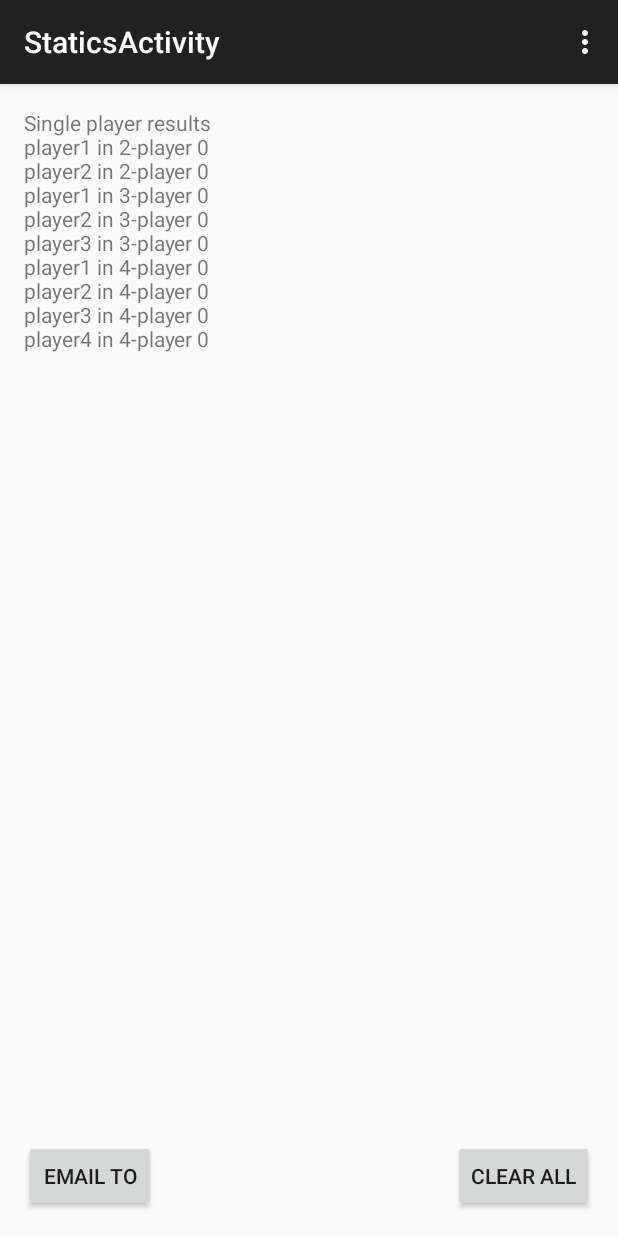
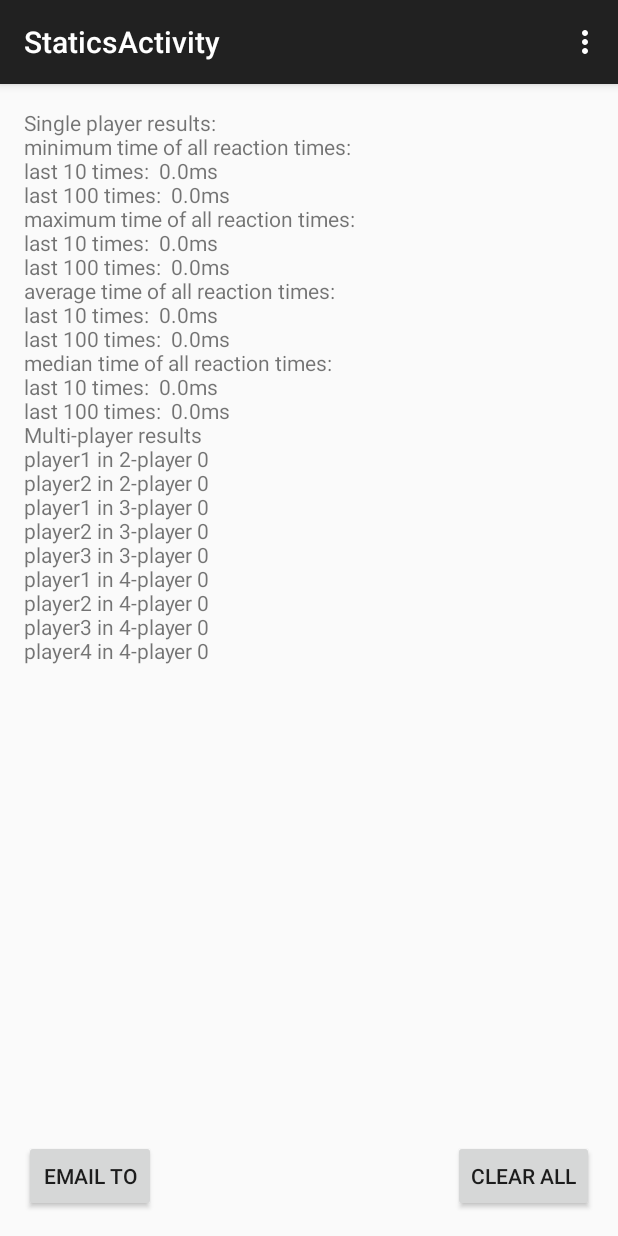
Before and after one commit to viceblue/Assignment1, an Android app: the StaticsActivity screen opened directly, with no data from a screen before it, after a tap on "CLEAR ALL", on a phone screen of 412 x 824 dp. Run offline under Robolectric (Android 15) with nearby library versions, the phone set to English and light mode, and no system bars.

Commit message:
add statics activity, fix some problems

```diff
--- a/app/src/main/java/com/example/hzhu6/assignment1/StaticsActivity.java
+++ b/app/src/main/java/com/example/hzhu6/assignment1/StaticsActivity.java
@@ -1,5 +1,6 @@
 package com.example.hzhu6.assignment1;
 
+import android.content.Intent;
 import android.support.v7.app.ActionBarActivity;
 import android.os.Bundle;
 import android.view.Menu;
@@ -7,6 +8,7 @@ import android.view.MenuItem;
 import android.view.View;
 import android.widget.Button;
 import android.widget.TextView;
+import android.widget.Toast;
 
 public class StaticsActivity extends ActionBarActivity {
     private save_loadsystem staticdata = new save_loadsystem(this);
@@ -21,7 +23,20 @@ public class StaticsActivity extends ActionBarActivity {
 
         final TextView staticlayout= (TextView)findViewById(R.id.staticsdisplay);
         staticdata.loadFromFile(StaticsActivity.this);
-        staticlayout.setText("Single player results " +
+        staticlayout.setText("Single player results:" + "\n" +
+                        "minimum time of all reaction times:\n" +
+                        "last 10 times:  " + Double.toString(staticdata.getalldata().lasttenmin()) + "ms\n" +
+                        "last 100 times:  " + Double.toString(staticdata.getalldata().lasthandredmin()) + "ms\n" +
+                        "maximum time of all reaction times:\n" +
+                        "last 10 times:  " + Double.toString(staticdata.getalldata().lasttenmax()) + "ms\n" +
+                        "last 100 times:  " + Double.toString(staticdata.getalldata().lasthandredmax()) + "ms\n" +
+                        "average time of all reaction times:\n" +
+                        "last 10 times:  " + Double.toString(staticdata.getalldata().lasttenaverage()) + "ms\n" +
+                        "last 100 times:  " + Double.toString(staticdata.getalldata().lasthandredaverage()) + "ms\n" +
+                        "median time of all reaction times: \n" +
+                        "last 10 times:  " + Double.toString(staticdata.getalldata().lasttenmedian()) + "ms\n" +
+                        "last 100 times:  " + Double.toString(staticdata.getalldata().lasthandredmedian()) + "ms\n" +
+                        "Multi-player results\n" +
                         "player1 in 2-player " + Integer.toString(staticdata.getalldata().getOneoftwo()) + "\n" +
                         "player2 in 2-player " + Integer.toString(staticdata.getalldata().getTwooftwo()) + "\n" +
                         "player1 in 3-player " + Integer.toString(staticdata.getalldata().getOneofthree()) + "\n" +
@@ -39,7 +54,20 @@ public class StaticsActivity extends ActionBarActivity {
                 setResult(RESULT_OK);
                 staticdata.cleardata();
                 staticdata.saveInFile(StaticsActivity.this);
-                staticlayout.setText("Single player results " +"\n"+
+                staticlayout.setText("Single player results:" + "\n" +
+                                "minimum time of all reaction times:\n" +
+                                "last 10 times:  " + Double.toString(staticdata.getalldata().lasttenmin()) + "ms\n" +
+                                "last 100 times:  " + Double.toString(staticdata.getalldata().lasthandredmin()) + "ms\n" +
+                                "maximum time of all reaction times:\n" +
+                                "last 10 times:  " + Double.toString(staticdata.getalldata().lasttenmax()) + "ms\n" +
+                                "last 100 times:  " + Double.toString(staticdata.getalldata().lasthandredmax()) + "ms\n" +
+                                "average time of all reaction times:\n" +
+                                "last 10 times:  " + Double.toString(staticdata.getalldata().lasttenaverage()) + "ms\n" +
+                                "last 100 times:  " + Double.toString(staticdata.getalldata().lasthandredaverage()) + "ms\n" +
+                                "median time of all reaction times: \n" +
+                                "last 10 times:  " + Double.toString(staticdata.getalldata().lasttenmedian()) + "ms\n" +
+                                "last 100 times:  " + Double.toString(staticdata.getalldata().lasthandredmedian()) + "ms\n" +
+                                "Multi-player results\n" +
                                 "player1 in 2-player " + Integer.toString(staticdata.getalldata().getOneoftwo()) + "\n" +
                                 "player2 in 2-player " + Integer.toString(staticdata.getalldata().getTwooftwo()) + "\n" +
                                 "player1 in 3-player " + Integer.toString(staticdata.getalldata().getOneofthree()) + "\n" +
@@ -53,7 +81,21 @@ public class StaticsActivity extends ActionBarActivity {
             }
         });
 
+        emailbutton.setOnClickListener(new View.OnClickListener() {
+            public void onClick(View v) {// new added
+                //do something
+                Intent i = new Intent(Intent.ACTION_SEND);
+                i.setType("text/plain");
+                i.putExtra(Intent.EXTRA_SUBJECT, "Buzzer results");
+                i.putExtra(Intent.EXTRA_TEXT, staticlayout.getText());
 
+                try {
+                    startActivity(Intent.createChooser(i, "Send mail..."));
+                } catch (android.content.ActivityNotFoundException ex) {
+                    Toast.makeText(StaticsActivity.this, "There are no email clients installed.", Toast.LENGTH_SHORT).show();
+                }
+            }
+        });
 
     }
 
--- a/app/src/main/java/com/example/hzhu6/assignment1/TwoplayerActivity.java
+++ b/app/src/main/java/com/example/hzhu6/assignment1/TwoplayerActivity.java
@@ -20,7 +20,6 @@ public class TwoplayerActivity extends ActionBarActivity {
 
         final Button optbutton = (Button)findViewById(R.id.playeroneoftwo);
         final Button tptbutton = (Button)findViewById(R.id.playertwooftwo);
-        final TextView aaa= (TextView)findViewById(R.id.xxx);
 
 
         final AlertDialog.Builder powin = new AlertDialog.Builder(TwoplayerActivity.this);
--- a/app/src/main/java/com/example/hzhu6/assignment1/dataunit.java
+++ b/app/src/main/java/com/example/hzhu6/assignment1/dataunit.java
@@ -1,6 +1,7 @@
 package com.example.hzhu6.assignment1;
 
 import java.util.ArrayList;
+import java.util.Collections;
 
 /**
  * Created by hzhu6 on 10/3/15.
@@ -98,6 +99,106 @@ public class dataunit {
         return single_result;
     }
 
+    private ArrayList<Double> cloneAL(int n){
+        ArrayList<Double> T = new ArrayList<Double>();
+        if(single_result.size()>n) {
+            for (int i = 0; i < n; i++) {
+                T.add(single_result.get(n - i));           //clone a double array of single_result
+            }
+            return T;
+        }else{
+            return single_result;
+        }
+    }
+
+    public double lasttenmax() {
+        if(cloneAL(10).size()!=0) {
+            return Collections.max(cloneAL(10));
+        }else{
+            return 0;
+        }
+    }
+
+    public double lasthandredmax() {
+        if(cloneAL(100).size()!=0) {
+            return Collections.max(cloneAL(100));
+        }else{
+            return 0;
+        }
+    }
+
+    public double lasttenmin() {
+        if(cloneAL(10).size()!=0) {
+            return Collections.min(cloneAL(10));
+        }else{
+            return 0;
+        }
+    }
+
+    public double lasthandredmin() {
+        if(cloneAL(100).size()!=0) {
+            return Collections.min(cloneAL(100));
+        }else{
+            return 0;
+        }
+    }
+
+    public double lasttenaverage() {
+        double sum=0;
+        int n = cloneAL(10).size();
+        if(n!=0) {
+            for (int i = 0; i < n; i++) {
+                sum += cloneAL(10).get(i);
+            }
+            return sum / n;
+        }else{
+            return 0;
+        }
+    }
+
+    public double lasthandredaverage() {
+        double sum=0;
+        int n = cloneAL(100).size();
+        if(n!=0) {
+            for (int i = 0; i < n; i++) {
+                sum += cloneAL(100).get(i);
+            }
+            return sum / n;
+        }else{
+            return 0;
+        }
+    }
+
+    public double lasttenmedian() {
+        ArrayList<Double> T = cloneAL(10);
+        Collections.sort(T);
+        int n = T.size();
+        if(n!=0) {
+            if ((n)%2 == 0) {
+                return (T.get((n/2)-1) + T.get((n/2)))/2;
+            } else {
+                return T.get((n/2));
+            }
+        }else{
+            return 0;
+        }
+    }
+
+    public double lasthandredmedian() {
+        ArrayList<Double> T = cloneAL(100);
+        Collections.sort(T);
+        int n = T.size();
+        if(n!=0) {
+            if ((n)%2 == 0) {
+                return (T.get((n/2)-1) + T.get((n/2)))/2;
+            } else {
+                return T.get((n/2));
+            }
+        }else{
+            return 0;
+        }
+    }
+
     public dataunit() {
         single_result= new ArrayList<Double>();
         oneoftwo = 0;
--- a/app/src/main/res/values/strings.xml
+++ b/app/src/main/res/values/strings.xml
@@ -1,5 +1,5 @@
 <resources>
-    <string name="app_name">Assignment1</string>
+    <string name="app_name">hzhu6-reflex</string>
 
     <string name="hello_world">Hello world!</string>
     <string name="action_settings">Settings</string>
```
Also changed, not shown: app/src/main/java/com/example/hzhu6/assignment1/SingleActivity.java (+22 -18 lines), app/src/main/res/layout/activity_twoplayer.xml (+0 -8 lines).
